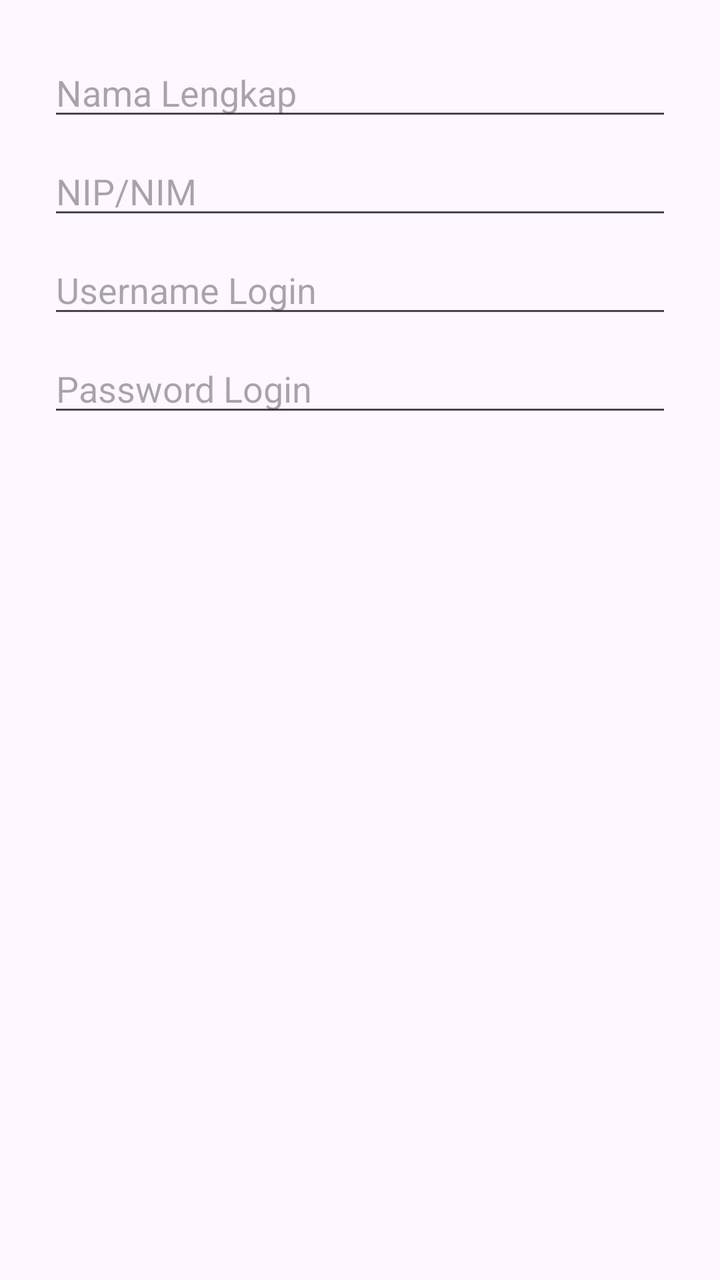
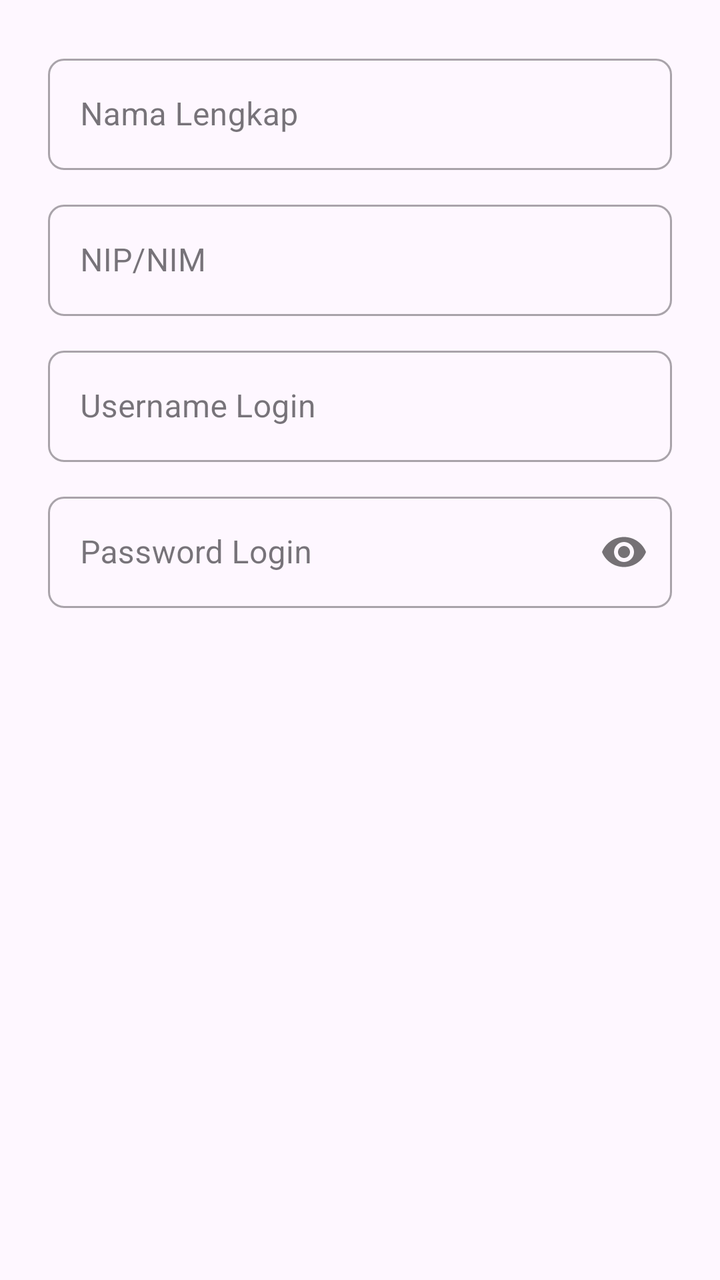

Before-and-after screenshots of an Android layout around one commit, followed by the original layout XML and the change that was made.
<!-- AndroidManifest.xml: application theme Theme.IFUnjaniExam -->
<!-- res/layout/dialog_add_user.xml -->
<?xml version="1.0" encoding="utf-8"?>
<LinearLayout xmlns:android="http://schemas.android.com/apk/res/android"
    android:layout_width="match_parent"
    android:layout_height="wrap_content"
    android:orientation="vertical"
    android:padding="24dp">

    <EditText
        android:id="@+id/etName"
        android:layout_width="match_parent"
        android:layout_height="wrap_content"
        android:hint="Nama Lengkap"
        android:layout_marginBottom="8dp"/>

    <EditText
        android:id="@+id/etIdentifier"
        android:layout_width="match_parent"
        android:layout_height="wrap_content"
        android:hint="NIP/NIM"
        android:inputType="number"
        android:layout_marginBottom="8dp"/>

    <EditText
        android:id="@+id/etUsername"
        android:layout_width="match_parent"
        android:layout_height="wrap_content"
        android:hint="Username Login"
        android:layout_marginBottom="8dp"/>

    <EditText
        android:id="@+id/etPassword"
        android:layout_width="match_parent"
        android:layout_height="wrap_content"
        android:hint="Password Login"
        android:inputType="textPassword" />
</LinearLayout>
<!-- resources referenced by this layout -->
<resources>
  <style name="Theme.IFUnjaniExam" parent="Base.Theme.IFUnjaniExam" />
  <style name="Base.Theme.IFUnjaniExam" parent="Theme.Material3.DayNight.NoActionBar">
          
          
      </style>
</resources>

<!-- the commit's change to res/layout/dialog_add_user.xml (unified diff, before → after) -->
@@ -1,36 +1,80 @@
 <?xml version="1.0" encoding="utf-8"?>
 <LinearLayout xmlns:android="http://schemas.android.com/apk/res/android"
+    xmlns:app="http://schemas.android.com/apk/res-auto"
     android:layout_width="match_parent"
     android:layout_height="wrap_content"
     android:orientation="vertical"
     android:padding="24dp">
 
-    <EditText
-        android:id="@+id/etName"
+    <com.google.android.material.textfield.TextInputLayout
+        style="@style/Widget.MaterialComponents.TextInputLayout.OutlinedBox"
         android:layout_width="match_parent"
         android:layout_height="wrap_content"
-        android:hint="Nama Lengkap"
-        android:layout_marginBottom="8dp"/>
+        android:layout_marginBottom="12dp"
+        app:boxCornerRadiusBottomEnd="8dp"
+        app:boxCornerRadiusBottomStart="8dp"
+        app:boxCornerRadiusTopEnd="8dp"
+        app:boxCornerRadiusTopStart="8dp">
 
-    <EditText
-        android:id="@+id/etIdentifier"
+        <com.google.android.material.textfield.TextInputEditText
+            android:id="@+id/etName"
+            android:layout_width="match_parent"
+            android:layout_height="wrap_content"
+            android:hint="Nama Lengkap"
+            android:inputType="textPersonName" />
+    </com.google.android.material.textfield.TextInputLayout>
+
+    <com.google.android.material.textfield.TextInputLayout
+        style="@style/Widget.MaterialComponents.TextInputLayout.OutlinedBox"
         android:layout_width="match_parent"
         android:layout_height="wrap_content"
-        android:hint="NIP/NIM"
-        android:inputType="number"
-        android:layout_marginBottom="8dp"/>
+        android:layout_marginBottom="12dp"
+        app:boxCornerRadiusBottomEnd="8dp"
+        app:boxCornerRadiusBottomStart="8dp"
+        app:boxCornerRadiusTopEnd="8dp"
+        app:boxCornerRadiusTopStart="8dp">
 
-    <EditText
-        android:id="@+id/etUsername"
+        <com.google.android.material.textfield.TextInputEditText
+            android:id="@+id/etIdentifier"
+            android:layout_width="match_parent"
+            android:layout_height="wrap_content"
+            android:hint="NIP/NIM"
+            android:inputType="number" />
+    </com.google.android.material.textfield.TextInputLayout>
+
+    <com.google.android.material.textfield.TextInputLayout
+        style="@style/Widget.MaterialComponents.TextInputLayout.OutlinedBox"
         android:layout_width="match_parent"
         android:layout_height="wrap_content"
-        android:hint="Username Login"
-        android:layout_marginBottom="8dp"/>
+        android:layout_marginBottom="12dp"
+        app:boxCornerRadiusBottomEnd="8dp"
+        app:boxCornerRadiusBottomStart="8dp"
+        app:boxCornerRadiusTopEnd="8dp"
+        app:boxCornerRadiusTopStart="8dp">
 
-    <EditText
-        android:id="@+id/etPassword"
+        <com.google.android.material.textfield.TextInputEditText
+            android:id="@+id/etUsername"
+            android:layout_width="match_parent"
+            android:layout_height="wrap_content"
+            android:hint="Username Login"
+            android:inputType="text" />
+    </com.google.android.material.textfield.TextInputLayout>
+
+    <com.google.android.material.textfield.TextInputLayout
+        style="@style/Widget.MaterialComponents.TextInputLayout.OutlinedBox"
         android:layout_width="match_parent"
         android:layout_height="wrap_content"
-        android:hint="Password Login"
-        android:inputType="textPassword" />
+        app:boxCornerRadiusBottomEnd="8dp"
+        app:boxCornerRadiusBottomStart="8dp"
+        app:boxCornerRadiusTopEnd="8dp"
+        app:boxCornerRadiusTopStart="8dp"
+        app:passwordToggleEnabled="true">
+
+        <com.google.android.material.textfield.TextInputEditText
+            android:id="@+id/etPassword"
+            android:layout_width="match_parent"
+            android:layout_height="wrap_content"
+            android:hint="Password Login"
+            android:inputType="textPassword" />
+    </com.google.android.material.textfield.TextInputLayout>
 </LinearLayout>
